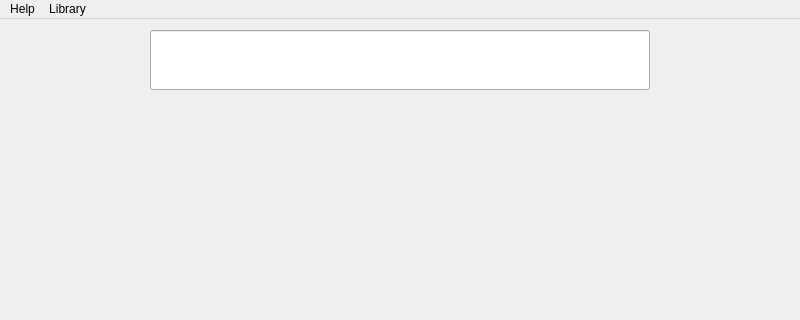
Above: src/ui/mainwindow.ui from niktischenko/someplayer before the change; both pictures show x 0 to 800 and y 0 to 320 of the 800 by 480 pixel window. Below: the same form after it.
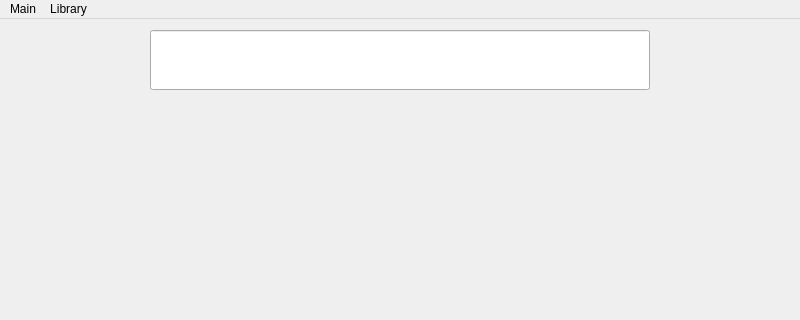
That is the form after the change. Icons and pictures are not drawn.

Patch:
```diff
--- a/src/ui/mainwindow.ui
+++ b/src/ui/mainwindow.ui
@@ -240,7 +240,7 @@
    </property>
    <widget class="QMenu" name="menuHelp">
     <property name="title">
-     <string>Help</string>
+     <string>Main</string>
     </property>
     <addaction name="actionAbout"/>
     <addaction name="actionAbout_Qt"/>
```
Left out of the diff: 28 changed lines with no effect on the pictures. Lines whose indentation alone changed are shown as unchanged.
